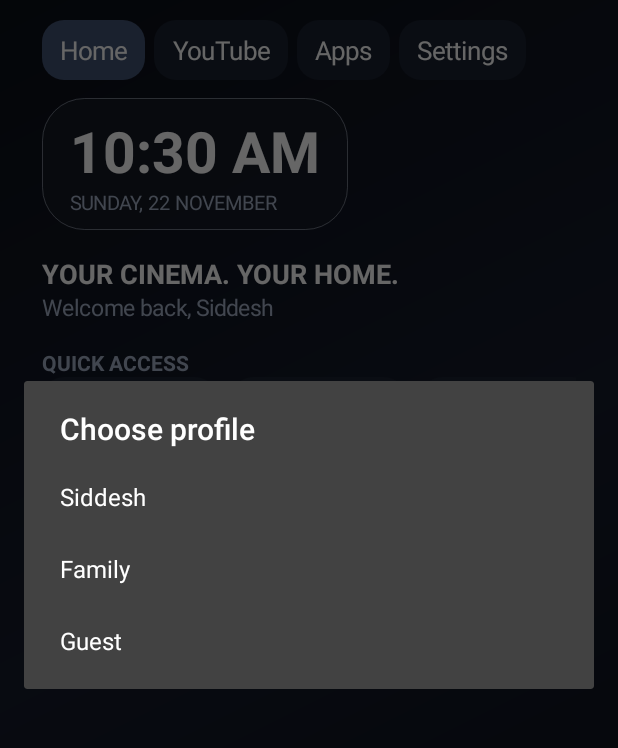
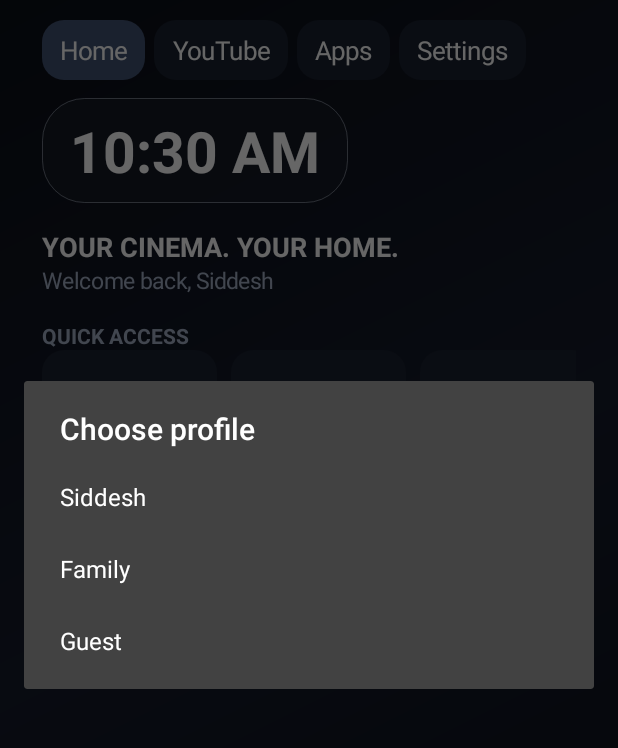
Before and after one commit to hearcome107-maker/mi-cinematic-launcher, an Android app: the screen it shows after launch (MainActivity), after a tap on an icon or button, on a phone screen of 412 x 824 dp, the part 83-831 px from its top. Run offline under Robolectric (Android 15) with nearby library versions, the phone set to English and light mode, and no system bars.

Commit message:
Keep the home clock time-only as selected

```diff
--- a/app/src/main/java/com/siddesh/micinema/MainActivity.kt
+++ b/app/src/main/java/com/siddesh/micinema/MainActivity.kt
@@ -121,7 +121,6 @@ class MainActivity : Activity() {
             elevation = 12f
         }
         clockPill.addView(text(SimpleDateFormat("h:mm a",Locale.getDefault()).format(Date()),38f,Color.WHITE,true))
-        clockPill.addView(text(SimpleDateFormat("EEEE, d MMMM",Locale.getDefault()).format(Date()).uppercase(Locale.getDefault()),13f,muted))
         content.addView(clockPill, LinearLayout.LayoutParams(-2, -2))
         content.addView(View(this),LinearLayout.LayoutParams(1,25))
         content.addView(text("YOUR CINEMA. YOUR HOME.",18f,Color.WHITE,true))
```
